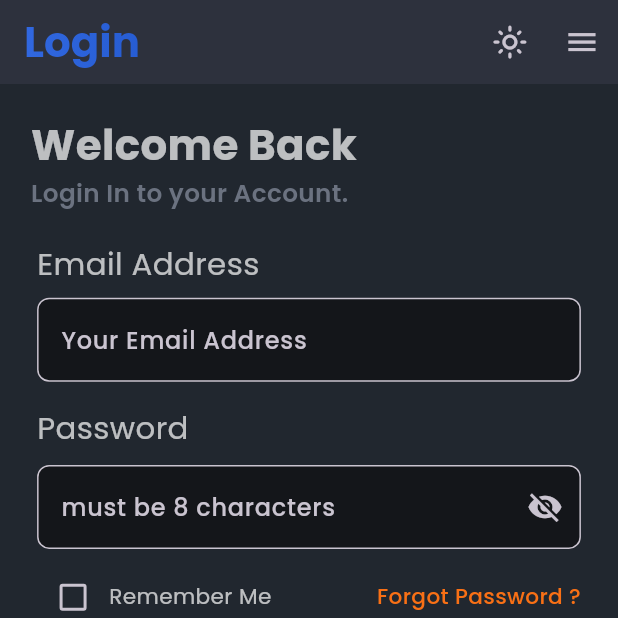
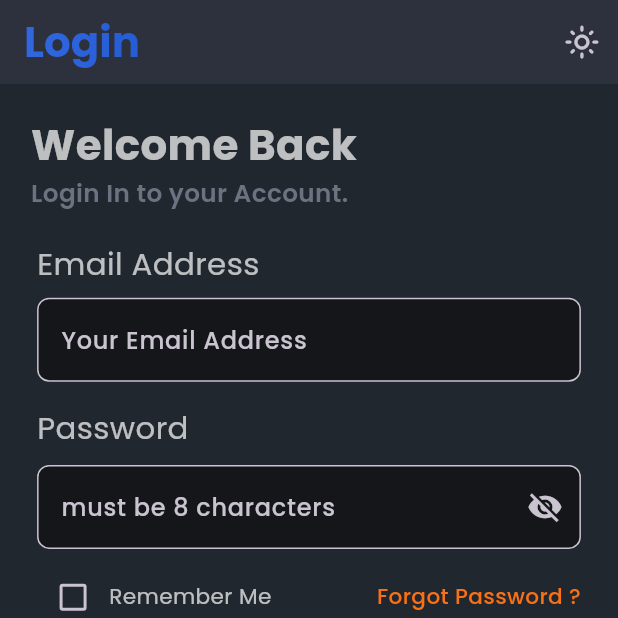
Before and after one commit to aryan-madhavi/SIH25031, a Flutter app: the screen it shows after launch, after a tap on the "dark mode" icon, on a phone screen of 412 x 824 dp, the top half of it. Run offline on Flutter 3.47's test engine with Material 3 defaults, Android fonts, the phone set to English and light mode, and no system bars; our stand-ins replace cloud_firestore, file_picker, firebase_auth, firebase_core, firebase_storage, flutter_riverpod and 5 more; accounts and stored records are empty.

Commit message:
Resolved Merge Conflict and tested evrything, updated dark_theme.dart for web, Updated main.dart, updated appbar_widget.dart: commented menu icon

```diff
--- a/lib/App/Core/Theme/dark_theme.dart
+++ b/lib/App/Core/Theme/dark_theme.dart
@@ -4,7 +4,7 @@ import 'package:flutter/material.dart';
 ThemeData darkThemeData = ThemeData(
   fontFamily: 'Poppins',
   brightness: Brightness.dark,
-  primaryColor: ColorConstants.primaryDarkBackgroundColor,
+  primaryColor: Colors.lightBlueAccent[100],
   useMaterial3: true,
   inputDecorationTheme: InputDecorationTheme(
     fillColor: ColorConstants.darkInputFillColor,
--- a/lib/App/Core/widgets/appbar_widget.dart
+++ b/lib/App/Core/widgets/appbar_widget.dart
@@ -75,10 +75,10 @@ class AppbarWidget extends ConsumerWidget implements PreferredSizeWidget {
           //*
 
           //* Menu Switch:
-          IconButton(
-            onPressed: () {},
-            icon: Icon(actionButton2, size: ResponsiveService.w(0.058)),
-          ),
+          // IconButton(
+          //   onPressed: () {},
+          //   icon: Icon(actionButton2, size: ResponsiveService.w(0.058)),
+          // ),
         ],
       ),
     );
--- a/lib/main.dart
+++ b/lib/main.dart
@@ -32,8 +32,7 @@ class MyApp extends StatelessWidget {
           theme: lightThemeData,
           darkTheme: darkThemeData,
           debugShowCheckedModeBanner: false,
-          //home: const RootScaffold(),
-          home: LoginPage(),
+          home: kIsWeb? const RootScaffold(): const LoginPage(),
           themeMode: themeMode,
           routes: AppRoutes.routes,
         );
```
Also changed, not shown: pubspec.yaml (+16 -18 lines), pubspec.lock.
